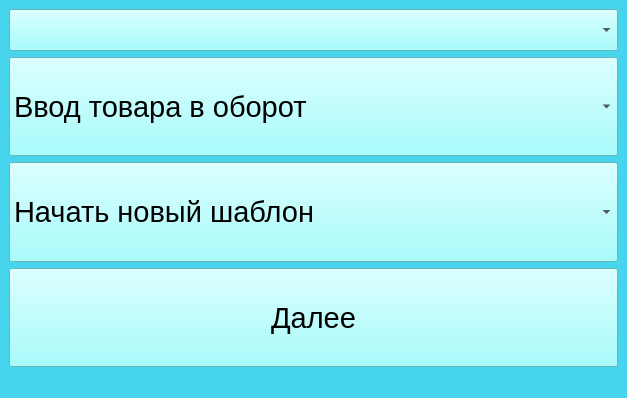
Old version of the form mainwindow.ui in the repository avovana/zebra_scanner_labeling.
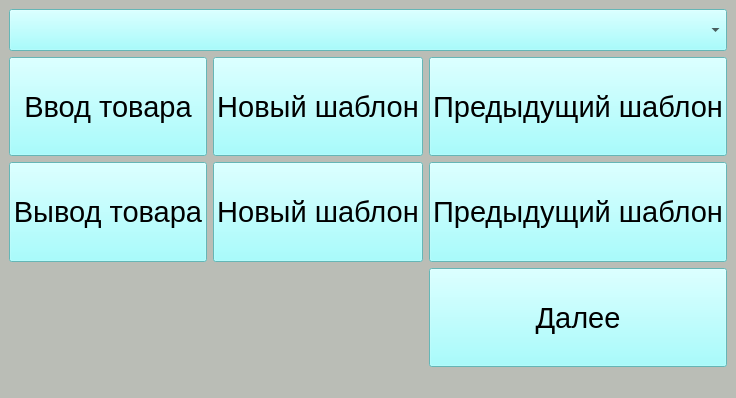
New version of the form.

```diff
--- a/mainwindow.ui
+++ b/mainwindow.ui
@@ -25,11 +25,11 @@
    <string>Начало работы</string>
   </property>
   <property name="styleSheet">
-   <string notr="true">background-color: rgba(71,213,237,255)</string>
+   <string notr="true">background-color: rgb(186, 189, 182);</string>
   </property>
   <widget class="QWidget" name="centralwidget">
    <layout class="QGridLayout" name="gridLayout">
-    <item row="3" column="0">
+    <item row="3" column="2">
      <widget class="QPushButton" name="pushButton">
       <property name="sizePolicy">
        <sizepolicy hsizetype="Expanding" vsizetype="Expanding">
@@ -51,7 +51,7 @@
      </widget>
     </item>
     <item row="1" column="0">
-     <widget class="QComboBox" name="comboBox_2">
+     <widget class="QPushButton" name="pushButton_2">
       <property name="sizePolicy">
        <sizepolicy hsizetype="Expanding" vsizetype="Expanding">
         <horstretch>0</horstretch>
@@ -61,44 +61,21 @@
       <property name="font">
        <font>
         <pointsize>22</pointsize>
-        <stylestrategy>PreferDefault</stylestrategy>
        </font>
       </property>
-      <property name="cursor">
-       <cursorShape>ArrowCursor</cursorShape>
-      </property>
-      <property name="layoutDirection">
-       <enum>Qt::LeftToRight</enum>
-      </property>
       <property name="styleSheet">
        <string notr="true">background-color: rgb(141, 255, 255);</string>
       </property>
-      <item>
-       <property name="text">
-        <string>Ввод товара в оборот</string>
-       </property>
-      </item>
-      <item>
-       <property name="text">
-        <string>Вывод товара из оборота</string>
-       </property>
-      </item>
-     </widget>
-    </item>
-    <item row="0" column="0">
-     <widget class="QComboBox" name="comboBox">
-      <property name="font">
-       <font>
-        <pointsize>22</pointsize>
-       </font>
+      <property name="text">
+       <string>Ввод товара</string>
       </property>
-      <property name="styleSheet">
-       <string notr="true">background-color: rgb(141, 255, 255);</string>
+      <property name="flat">
+       <bool>false</bool>
       </property>
      </widget>
     </item>
     <item row="2" column="0">
-     <widget class="QComboBox" name="comboBox_3">
+     <widget class="QPushButton" name="pushButton_5">
       <property name="sizePolicy">
        <sizepolicy hsizetype="Expanding" vsizetype="Expanding">
         <horstretch>0</horstretch>
@@ -113,16 +90,105 @@
       <property name="styleSheet">
        <string notr="true">background-color: rgb(141, 255, 255);</string>
       </property>
-      <item>
-       <property name="text">
-        <string>Начать новый шаблон</string>
-       </property>
-      </item>
-      <item>
-       <property name="text">
-        <string>Продолжить шаблон</string>
-       </property>
-      </item>
+      <property name="text">
+       <string>Вывод товара</string>
+      </property>
+     </widget>
+    </item>
+    <item row="1" column="2">
+     <widget class="QPushButton" name="pushButton_4">
+      <property name="sizePolicy">
+       <sizepolicy hsizetype="Expanding" vsizetype="Expanding">
+        <horstretch>0</horstretch>
+        <verstretch>0</verstretch>
+       </sizepolicy>
+      </property>
+      <property name="font">
+       <font>
+        <pointsize>22</pointsize>
+       </font>
+      </property>
+      <property name="styleSheet">
+       <string notr="true">background-color: rgb(141, 255, 255);</string>
+      </property>
+      <property name="text">
+       <string>Предыдущий шаблон</string>
+      </property>
+     </widget>
+    </item>
+    <item row="2" column="2">
+     <widget class="QPushButton" name="pushButton_7">
+      <property name="sizePolicy">
+       <sizepolicy hsizetype="Expanding" vsizetype="Expanding">
+        <horstretch>0</horstretch>
+        <verstretch>0</verstretch>
+       </sizepolicy>
+      </property>
+      <property name="font">
+       <font>
+        <pointsize>22</pointsize>
+       </font>
+      </property>
+      <property name="styleSheet">
+       <string notr="true">background-color: rgb(141, 255, 255);</string>
+      </property>
+      <property name="text">
+       <string>Предыдущий шаблон</string>
+      </property>
+     </widget>
+    </item>
+    <item row="2" column="1">
+     <widget class="QPushButton" name="pushButton_6">
+      <property name="sizePolicy">
+       <sizepolicy hsizetype="Expanding" vsizetype="Expanding">
+        <horstretch>0</horstretch>
+        <verstretch>0</verstretch>
+       </sizepolicy>
+      </property>
+      <property name="font">
+       <font>
+        <pointsize>22</pointsize>
+       </font>
+      </property>
+      <property name="styleSheet">
+       <string notr="true">background-color: rgb(141, 255, 255);</string>
+      </property>
+      <property name="text">
+       <string>Новый шаблон</string>
+      </property>
+     </widget>
+    </item>
+    <item row="1" column="1">
+     <widget class="QPushButton" name="pushButton_3">
+      <property name="sizePolicy">
+       <sizepolicy hsizetype="Expanding" vsizetype="Expanding">
+        <horstretch>0</horstretch>
+        <verstretch>0</verstretch>
+       </sizepolicy>
+      </property>
+      <property name="font">
+       <font>
+        <pointsize>22</pointsize>
+       </font>
+      </property>
+      <property name="styleSheet">
+       <string notr="true">background-color: rgb(141, 255, 255);</string>
+      </property>
+      <property name="text">
+       <string>Новый шаблон</string>
+      </property>
+     </widget>
+    </item>
+    <item row="0" column="0" colspan="3">
+     <widget class="QComboBox" name="comboBox">
+      <property name="font">
+       <font>
+        <pointsize>22</pointsize>
+       </font>
+      </property>
+      <property name="styleSheet">
+       <string notr="true">background-color: rgb(141, 255, 255);</string>
+      </property>
      </widget>
     </item>
    </layout>
```
